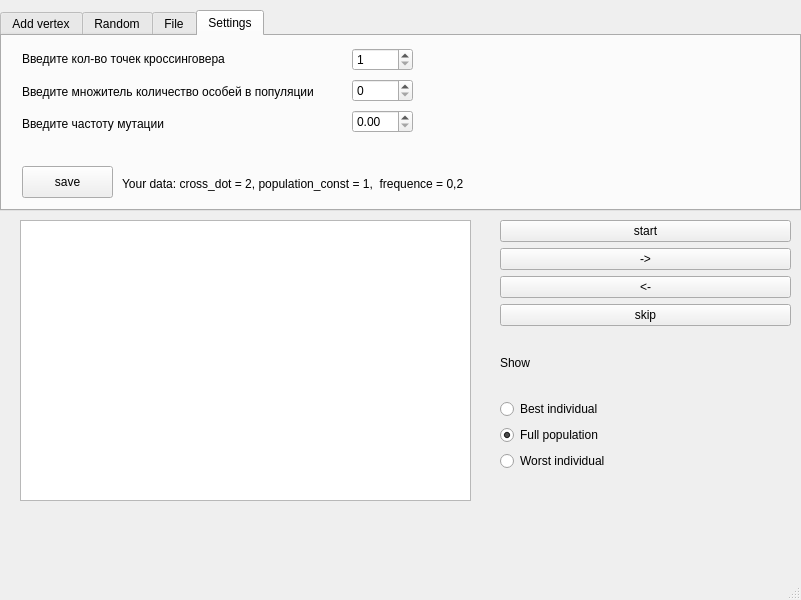
First picture: the form in src/ui/mainwindow.ui, repository zwphyro/TSP_GA, before the edit.
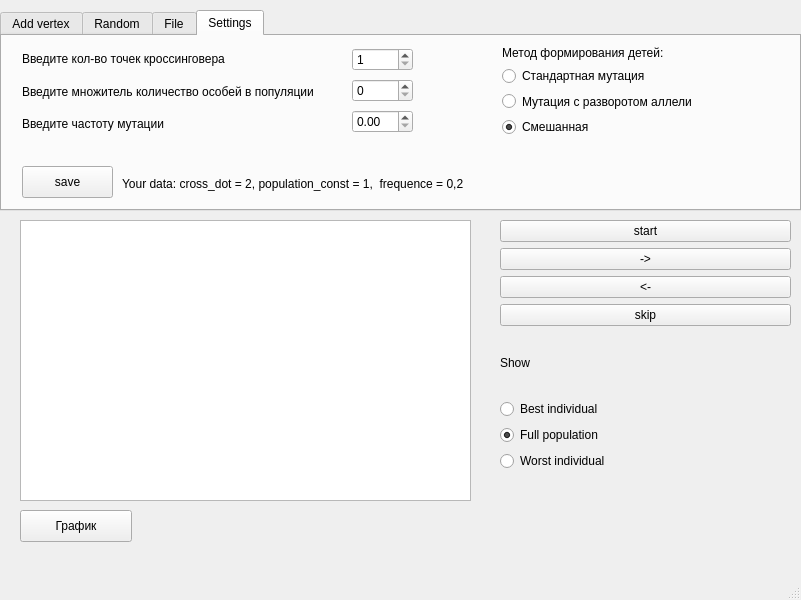
Second picture: the form after the edit.

What changed in the file:
```diff
--- a/src/ui/mainwindow.ui
+++ b/src/ui/mainwindow.ui
@@ -352,6 +352,49 @@
        <string>Your data: cross_dot = 2, population_const = 1,  frequence = 0,2  </string>
       </property>
      </widget>
+     <widget class="QWidget" name="verticalLayoutWidget_7">
+      <property name="geometry">
+       <rect>
+        <x>500</x>
+        <y>10</y>
+        <width>221</width>
+        <height>91</height>
+       </rect>
+      </property>
+      <layout class="QVBoxLayout" name="verticalLayout_3">
+       <item>
+        <widget class="QLabel" name="label_3">
+         <property name="text">
+          <string>Метод формирования детей:</string>
+         </property>
+        </widget>
+       </item>
+       <item>
+        <widget class="QRadioButton" name="radioButton_mutation_standart">
+         <property name="text">
+          <string>Стандартная мутация</string>
+         </property>
+        </widget>
+       </item>
+       <item>
+        <widget class="QRadioButton" name="radioButton_mutation_reverse">
+         <property name="text">
+          <string>Мутация с разворотом аллели</string>
+         </property>
+        </widget>
+       </item>
+       <item>
+        <widget class="QRadioButton" name="radioButton_mutation_mix">
+         <property name="text">
+          <string>Смешанная</string>
+         </property>
+         <property name="checked">
+          <bool>true</bool>
+         </property>
+        </widget>
+       </item>
+      </layout>
+     </widget>
     </widget>
    </widget>
    <widget class="QWidget" name="verticalLayoutWidget">
@@ -445,6 +488,19 @@
      </property>
     </widget>
    </widget>
+   <widget class="QPushButton" name="pushButton_plot">
+    <property name="geometry">
+     <rect>
+      <x>20</x>
+      <y>510</y>
+      <width>112</width>
+      <height>32</height>
+     </rect>
+    </property>
+    <property name="text">
+     <string>График</string>
+    </property>
+   </widget>
   </widget>
   <widget class="QMenuBar" name="menubar">
    <property name="geometry">
```
